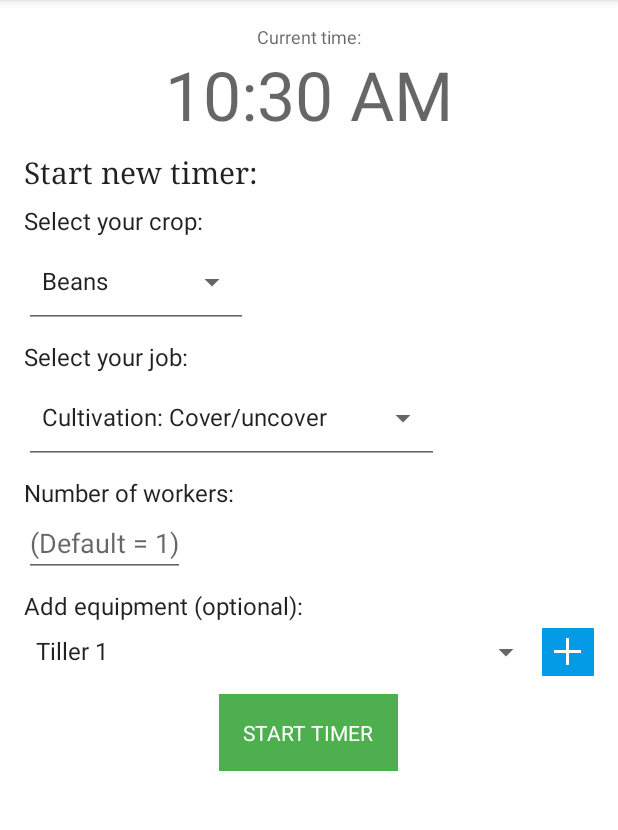
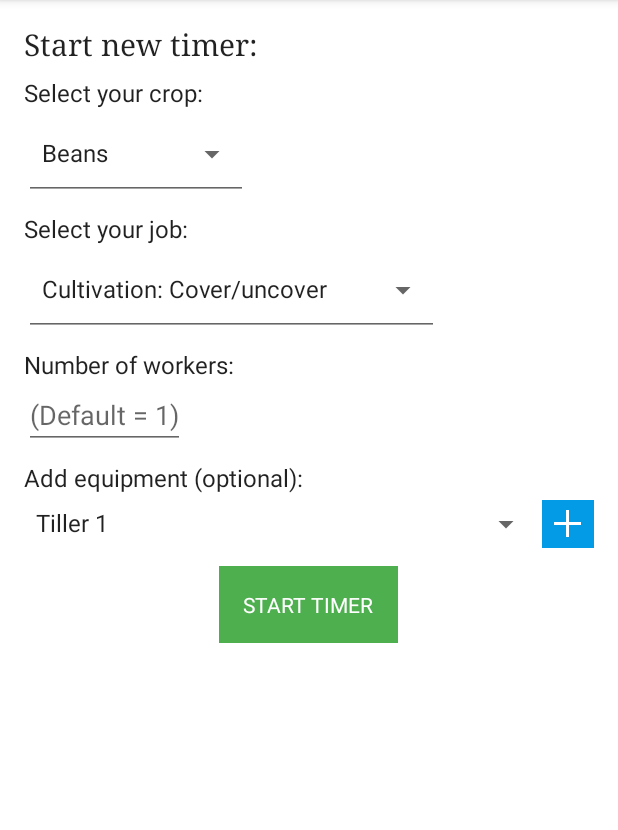
Before and after one commit to alexadamsmith/BeetClock, an Android app: the MainActivity screen opened directly, with no data from a screen before it, on a phone screen of 412 x 824 dp, the part 84-914 px from its top. Run offline under Robolectric (Android 15) with nearby library versions, the light colour scheme and no system bars.

Commit message:
please, god, let it work this time @_@

```diff
--- a/app/src/main/AndroidManifest.xml
+++ b/app/src/main/AndroidManifest.xml
@@ -103,3 +103,5 @@
     </application>
 
 </manifest>
+
+    <!--IGNORE ME-->
--- a/app/src/main/res/layout/content_main.xml
+++ b/app/src/main/res/layout/content_main.xml
@@ -22,7 +22,8 @@
     app:layout_behavior="@string/appbar_scrolling_view_behavior"
     android:layout_height="fill_parent"
     android:orientation="vertical"
-    android:background="@color/colorBackground">
+    android:background="@color/colorBackground"
+    android:fillViewport="false">
 
     <LinearLayout xmlns:android="http://schemas.android.com/apk/res/android"
         xmlns:tools="http://schemas.android.com/tools"
@@ -49,37 +50,6 @@
             android:id="@+id/clock_controls">
 
             <!--Used by onPostExecute function for some reason. Do not delete!-->
-
-        </LinearLayout>
-
-        <LinearLayout xmlns:android="http://schemas.android.com/apk/res/android"
-            xmlns:tools="http://schemas.android.com/tools"
-            xmlns:app="http://schemas.android.com/apk/res-auto"
-            android:layout_width="match_parent"
-            android:orientation="vertical"
-            android:layout_height="wrap_content"
-            app:layout_behavior="@string/appbar_scrolling_view_behavior"
-            tools:showIn="@layout/activity_main" tools:context=".MainActivity"
-            android:id="@+id/system_clock"
-            android:layout_marginBottom="@dimen/layout_bumper"
-            >
-
-            <TextView
-                android:id="@+id/clock_caption"
-                style="@style/caption"
-                android:text="@string/clock_caption"
-                android:layout_width="wrap_content"
-                android:layout_height="wrap_content"
-                android:layout_gravity="center_horizontal" />
-
-            <DigitalClock
-                android:id="@+id/digital_clock"
-                android:layout_width="wrap_content"
-                android:layout_height="wrap_content"
-                android:layout_alignParentEnd="true"
-                style="@style/clock"
-                android:layout_gravity="center_horizontal" />
-
 
         </LinearLayout>
 
--- a/app/src/main/res/layout/spinnertext.xml
+++ b/app/src/main/res/layout/spinnertext.xml
@@ -6,3 +6,5 @@
     android:layout_width="wrap_content"
     android:layout_height="wrap_content"
     />
+
+    <!--IGNORE ME-->
--- a/app/src/main/res/values-v21/theme.xml
+++ b/app/src/main/res/values-v21/theme.xml
@@ -6,3 +6,5 @@
         <item name="android:statusBarColor">@android:color/transparent</item>
     </style>
 </resources>
+
+    <!--IGNORE ME-->
--- a/app/src/main/res/values/dimens.xml
+++ b/app/src/main/res/values/dimens.xml
@@ -35,3 +35,5 @@
     <!--<dimen name="layout_"></dimen>-->
 
 </resources>
+
+<!--IGNORE ME-->
--- a/app/src/main/res/values/strings.xml
+++ b/app/src/main/res/values/strings.xml
@@ -14,7 +14,7 @@
     <string name="number_workers">Number of workers:</string>
     <string name="workers">(Default = 1)</string>
     <string name="new_timer">Start new timer: </string>
-    <string name="clock_caption">Current time:</string>
+    <!--<string name="clock_caption">Current time:</string>-->
 
 
 <!-- CropList strings -->
--- a/app/src/main/res/values/styles.xml
+++ b/app/src/main/res/values/styles.xml
@@ -13,10 +13,6 @@
 
     <style name="buttonGraphic" parent="@style/Base.Widget.AppCompat.ImageButton">
         <item name="android:tint">@color/button_text</item>
-    </style>
-
-    <style name="clock" parent="@style/Base.TextAppearance.AppCompat.Display2">
-        <!--<item name="android:fontFamily">serif</item>-->
     </style>
 
     <style name="headline" parent="@style/Base.TextAppearance.AppCompat.Headline">
--- a/app/src/main/res/values/theme.xml
+++ b/app/src/main/res/values/theme.xml
@@ -19,3 +19,5 @@
     </style>
 
 </resources>
+
+    <!--IGNORE ME-->
```
Also changed, not shown: app/src/main/res/values/colors.xml (+0 -8 lines).
